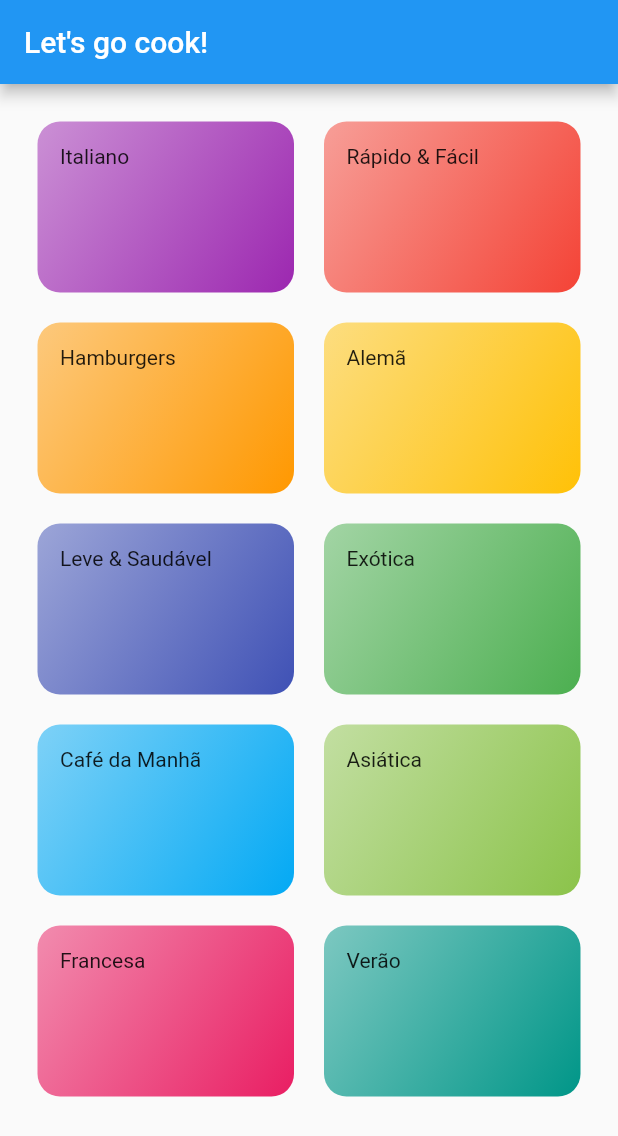
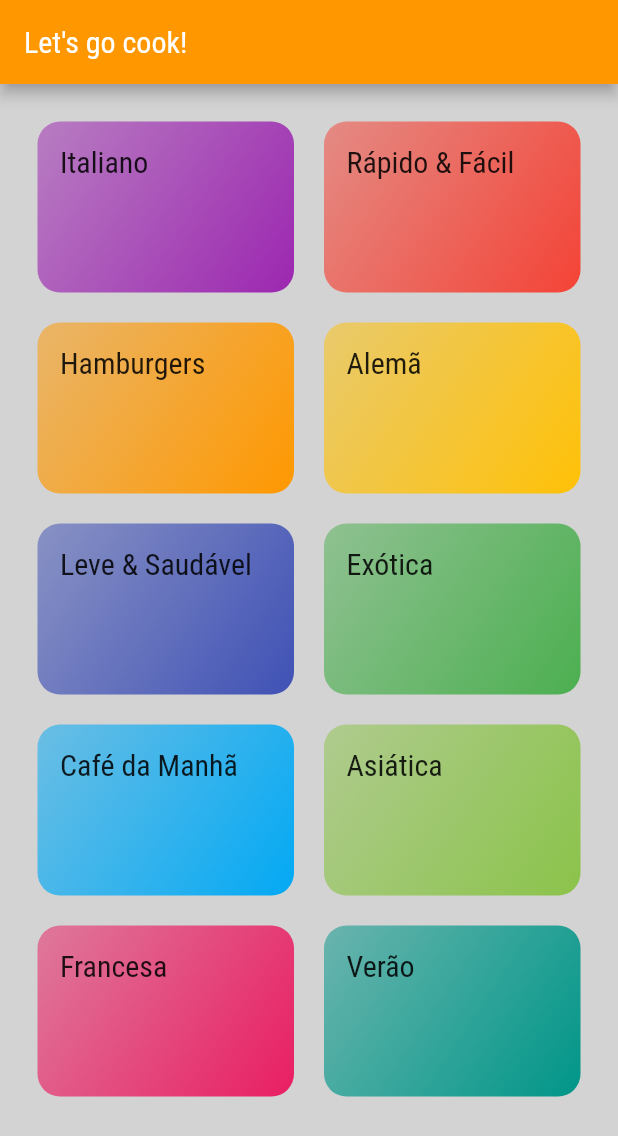
Before and after one commit to IsmaelCardoso/meals_exemple_flutter_navigation, a Flutter app: the screen it shows after launch, on a phone screen of 412 x 824 dp. Shown: the top 1136 px of the screen. Run offline on Flutter 3.47's test engine with Material 2 defaults, Android fonts, the phone set to English and light mode, and no system bars.

Commit message:
chore(all): Theme and styled

```diff
--- a/lib/main.dart
+++ b/lib/main.dart
@@ -9,7 +9,24 @@ class MyApp extends StatelessWidget {
     return MaterialApp(
       title: 'DeliMeals',
       theme: ThemeData(
-        primarySwatch: Colors.blue,
+        appBarTheme: AppBarTheme(
+          textTheme: ThemeData.light().textTheme.copyWith(
+                headline6: TextStyle(
+                  fontSize: 20,
+                  fontFamily: 'RobotoCondensed',
+                ),
+              ),
+        ),
+        primarySwatch: Colors.orange,
+        accentColor: Colors.amber,
+        fontFamily: 'Releway',
+        canvasColor: Color.fromRGBO(211, 211, 211, 1),
+        textTheme: ThemeData.light().textTheme.copyWith(
+              headline6: TextStyle(
+                fontSize: 20,
+                fontFamily: 'RobotoCondensed',
+              ),
+            ),
       ),
       home: CategoriesScreen(),
     );
--- a/lib/screens/categories.screen.dart
+++ b/lib/screens/categories.screen.dart
@@ -7,7 +7,9 @@ class CategoriesScreen extends StatelessWidget {
   Widget build(BuildContext context) {
     return Scaffold(
       appBar: AppBar(
-        title: Text("Let's go cook!"),
+        title: Text(
+          "Let's go cook!",
+        ),
       ),
       body: GridView(
         padding: const EdgeInsets.all(25),
--- a/lib/widgets/category_item.dart
+++ b/lib/widgets/category_item.dart
@@ -10,7 +10,10 @@ class CategoryItem extends StatelessWidget {
   Widget build(BuildContext context) {
     return Container(
       padding: const EdgeInsets.all(15),
-      child: Text(category.title),
+      child: Text(
+        category.title,
+        style: Theme.of(context).textTheme.headline6,
+      ),
       decoration: BoxDecoration(
         borderRadius: BorderRadius.circular(15),
         gradient: LinearGradient(
```
Also changed, not shown: pubspec.yaml (+19 -15 lines), assets/fonts/Raleway-Black.ttf (added), assets/fonts/Raleway-Bold.ttf (added), assets/fonts/Raleway-Regular.ttf (added), assets/fonts/RobotoCondensed-Bold.ttf (added), assets/fonts/RobotoCondensed-Italic.ttf (added), assets/fonts/RobotoCondensed-Light.ttf (added), assets/fonts/RobotoCondensed-Regular.ttf (added).
